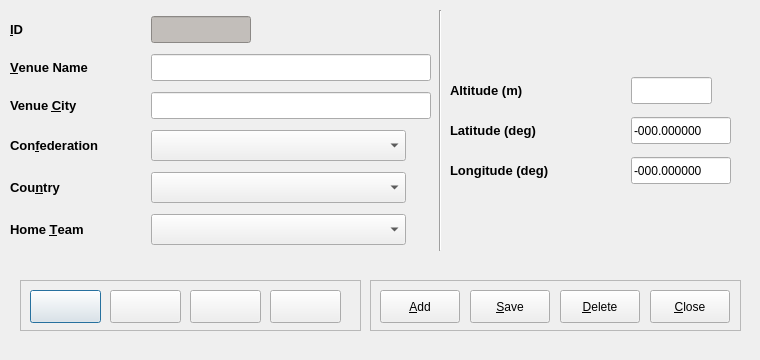
First picture: the form in code/pyqt/gui/venue_entry.ui, repository soccermetrics/marcotti-desktop, before the edit.
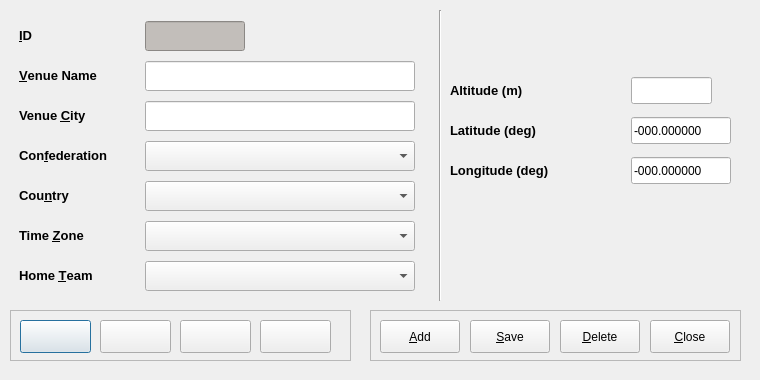
Second picture: the form after the edit. Icons and pictures are not drawn.

Commit message: Enlarged Venues dialog and added time zone combobox (Closed #15)

Patch:
```diff
--- a/code/pyqt/gui/venue_entry.ui
+++ b/code/pyqt/gui/venue_entry.ui
@@ -7,19 +7,19 @@
     <x>0</x>
     <y>0</y>
     <width>760</width>
-    <height>360</height>
+    <height>380</height>
    </rect>
   </property>
   <property name="minimumSize">
    <size>
     <width>760</width>
-    <height>360</height>
+    <height>380</height>
    </size>
   </property>
   <property name="maximumSize">
    <size>
     <width>760</width>
-    <height>360</height>
+    <height>380</height>
    </size>
   </property>
   <property name="windowTitle">
@@ -28,8 +28,8 @@
   <widget class="QFrame" name="frame_2">
    <property name="geometry">
     <rect>
-     <x>20</x>
-     <y>280</y>
+     <x>10</x>
+     <y>310</y>
      <width>341</width>
      <height>51</height>
     </rect>
@@ -151,223 +151,13 @@
      <x>430</x>
      <y>10</y>
      <width>20</width>
-     <height>241</height>
+     <height>291</height>
     </rect>
    </property>
    <property name="orientation">
     <enum>Qt::Vertical</enum>
    </property>
   </widget>
-  <widget class="QWidget" name="layoutWidget">
-   <property name="geometry">
-    <rect>
-     <x>10</x>
-     <y>11</y>
-     <width>421</width>
-     <height>241</height>
-    </rect>
-   </property>
-   <layout class="QGridLayout" name="gridLayout">
-    <item row="0" column="0">
-     <widget class="QLabel" name="label">
-      <property name="text">
-       <string>&lt;!DOCTYPE HTML PUBLIC &quot;-//W3C//DTD HTML 4.0//EN&quot; &quot;http://www.w3.org/TR/REC-html40/strict.dtd&quot;&gt;
-&lt;html&gt;&lt;head&gt;&lt;meta name=&quot;qrichtext&quot; content=&quot;1&quot; /&gt;&lt;style type=&quot;text/css&quot;&gt;
-p, li { white-space: pre-wrap; }
-&lt;/style&gt;&lt;/head&gt;&lt;body style=&quot; font-family:'Sans Serif'; font-size:10pt; font-weight:400; font-style:normal;&quot;&gt;
-&lt;p style=&quot; margin-top:0px; margin-bottom:0px; margin-left:0px; margin-right:0px; -qt-block-indent:0; text-indent:0px;&quot;&gt;&lt;span style=&quot; font-weight:600;&quot;&gt;&amp;amp;ID&lt;/span&gt;&lt;/p&gt;&lt;/body&gt;&lt;/html&gt;</string>
-      </property>
-      <property name="buddy">
-       <cstring>venueID_display</cstring>
-      </property>
-     </widget>
-    </item>
-    <item row="0" column="1">
-     <widget class="QLineEdit" name="venueID_display">
-      <property name="maximumSize">
-       <size>
-        <width>100</width>
-        <height>27</height>
-       </size>
-      </property>
-      <property name="styleSheet">
-       <string notr="true">background-color: rgb(194, 190, 186);</string>
-      </property>
-      <property name="readOnly">
-       <bool>true</bool>
-      </property>
-     </widget>
-    </item>
-    <item row="1" column="0">
-     <widget class="QLabel" name="label_4">
-      <property name="text">
-       <string>&lt;!DOCTYPE HTML PUBLIC &quot;-//W3C//DTD HTML 4.0//EN&quot; &quot;http://www.w3.org/TR/REC-html40/strict.dtd&quot;&gt;
-&lt;html&gt;&lt;head&gt;&lt;meta name=&quot;qrichtext&quot; content=&quot;1&quot; /&gt;&lt;style type=&quot;text/css&quot;&gt;
-p, li { white-space: pre-wrap; }
-&lt;/style&gt;&lt;/head&gt;&lt;body style=&quot; font-family:'Sans Serif'; font-size:10pt; font-weight:400; font-style:normal;&quot;&gt;
-&lt;p style=&quot; margin-top:0px; margin-bottom:0px; margin-left:0px; margin-right:0px; -qt-block-indent:0; text-indent:0px;&quot;&gt;&lt;span style=&quot; font-weight:600;&quot;&gt;&amp;amp;Venue Name&lt;/span&gt;&lt;/p&gt;&lt;/body&gt;&lt;/html&gt;</string>
-      </property>
-      <property name="buddy">
-       <cstring>venueNameEdit</cstring>
-      </property>
-     </widget>
-    </item>
-    <item row="1" column="1">
-     <widget class="QLineEdit" name="venueNameEdit">
-      <property name="minimumSize">
-       <size>
-        <width>280</width>
-        <height>27</height>
-       </size>
-      </property>
-      <property name="maximumSize">
-       <size>
-        <width>280</width>
-        <height>27</height>
-       </size>
-      </property>
-      <property name="toolTip">
-       <string>Name of football venue</string>
-      </property>
-     </widget>
-    </item>
-    <item row="2" column="0">
-     <widget class="QLabel" name="label_5">
-      <property name="text">
-       <string>&lt;!DOCTYPE HTML PUBLIC &quot;-//W3C//DTD HTML 4.0//EN&quot; &quot;http://www.w3.org/TR/REC-html40/strict.dtd&quot;&gt;
-&lt;html&gt;&lt;head&gt;&lt;meta name=&quot;qrichtext&quot; content=&quot;1&quot; /&gt;&lt;style type=&quot;text/css&quot;&gt;
-p, li { white-space: pre-wrap; }
-&lt;/style&gt;&lt;/head&gt;&lt;body style=&quot; font-family:'Sans Serif'; font-size:10pt; font-weight:400; font-style:normal;&quot;&gt;
-&lt;p style=&quot; margin-top:0px; margin-bottom:0px; margin-left:0px; margin-right:0px; -qt-block-indent:0; text-indent:0px;&quot;&gt;&lt;span style=&quot; font-weight:600;&quot;&gt;Venue &amp;amp;City&lt;/span&gt;&lt;/p&gt;&lt;/body&gt;&lt;/html&gt;</string>
-      </property>
-      <property name="buddy">
-       <cstring>venueCityEdit</cstring>
-      </property>
-     </widget>
-    </item>
-    <item row="2" column="1">
-     <widget class="QLineEdit" name="venueCityEdit">
-      <property name="minimumSize">
-       <size>
-        <width>280</width>
-        <height>27</height>
-       </size>
-      </property>
-      <property name="maximumSize">
-       <size>
-        <width>280</width>
-        <height>27</height>
-       </size>
-      </property>
-      <property name="toolTip">
-       <string>City of football venue</string>
-      </property>
-     </widget>
-    </item>
-    <item row="3" column="0">
-     <widget class="QLabel" name="label_6">
-      <property name="text">
-       <string>&lt;!DOCTYPE HTML PUBLIC &quot;-//W3C//DTD HTML 4.0//EN&quot; &quot;http://www.w3.org/TR/REC-html40/strict.dtd&quot;&gt;
-&lt;html&gt;&lt;head&gt;&lt;meta name=&quot;qrichtext&quot; content=&quot;1&quot; /&gt;&lt;style type=&quot;text/css&quot;&gt;
-p, li { white-space: pre-wrap; }
-&lt;/style&gt;&lt;/head&gt;&lt;body style=&quot; font-family:'Sans Serif'; font-size:10pt; font-weight:400; font-style:normal;&quot;&gt;
-&lt;p style=&quot; margin-top:0px; margin-bottom:0px; margin-left:0px; margin-right:0px; -qt-block-indent:0; text-indent:0px;&quot;&gt;&lt;span style=&quot; font-weight:600;&quot;&gt;Con&amp;amp;federation&lt;/span&gt;&lt;/p&gt;&lt;/body&gt;&lt;/html&gt;</string>
-      </property>
-      <property name="buddy">
-       <cstring>venueConfedSelect</cstring>
-      </property>
-     </widget>
-    </item>
-    <item row="3" column="1">
-     <widget class="QComboBox" name="venueConfedSelect">
-      <property name="minimumSize">
-       <size>
-        <width>255</width>
-        <height>31</height>
-       </size>
-      </property>
-      <property name="maximumSize">
-       <size>
-        <width>255</width>
-        <height>31</height>
-       </size>
-      </property>
-      <property name="toolTip">
-       <string>Football confederation</string>
-      </property>
-      <property name="whatsThis">
-       <string/>
-      </property>
-     </widget>
-    </item>
-    <item row="4" column="0">
-     <widget class="QLabel" name="label_3">
-      <property name="text">
-       <string>&lt;!DOCTYPE HTML PUBLIC &quot;-//W3C//DTD HTML 4.0//EN&quot; &quot;http://www.w3.org/TR/REC-html40/strict.dtd&quot;&gt;
-&lt;html&gt;&lt;head&gt;&lt;meta name=&quot;qrichtext&quot; content=&quot;1&quot; /&gt;&lt;style type=&quot;text/css&quot;&gt;
-p, li { white-space: pre-wrap; }
-&lt;/style&gt;&lt;/head&gt;&lt;body style=&quot; font-family:'Sans Serif'; font-size:10pt; font-weight:400; font-style:normal;&quot;&gt;
-&lt;p style=&quot; margin-top:0px; margin-bottom:0px; margin-left:0px; margin-right:0px; -qt-block-indent:0; text-indent:0px;&quot;&gt;&lt;span style=&quot; font-weight:600;&quot;&gt;Cou&amp;amp;ntry&lt;/span&gt;&lt;/p&gt;&lt;/body&gt;&lt;/html&gt;</string>
-      </property>
-      <property name="buddy">
-       <cstring>venueCountrySelect</cstring>
-      </property>
-     </widget>
-    </item>
-    <item row="4" column="1">
-     <widget class="QComboBox" name="venueCountrySelect">
-      <property name="minimumSize">
-       <size>
-        <width>255</width>
-        <height>31</height>
-       </size>
-      </property>
-      <property name="maximumSize">
-       <size>
-        <width>255</width>
-        <height>31</height>
-       </size>
-      </property>
-      <property name="toolTip">
-       <string>Country of football venue</string>
-      </property>
-     </widget>
-    </item>
-    <item row="5" column="0">
-     <widget class="QLabel" name="label_2">
-      <property name="text">
-       <string>&lt;!DOCTYPE HTML PUBLIC &quot;-//W3C//DTD HTML 4.0//EN&quot; &quot;http://www.w3.org/TR/REC-html40/strict.dtd&quot;&gt;
-&lt;html&gt;&lt;head&gt;&lt;meta name=&quot;qrichtext&quot; content=&quot;1&quot; /&gt;&lt;style type=&quot;text/css&quot;&gt;
-p, li { white-space: pre-wrap; }
-&lt;/style&gt;&lt;/head&gt;&lt;body style=&quot; font-family:'Sans Serif'; font-size:10pt; font-weight:400; font-style:normal;&quot;&gt;
-&lt;p style=&quot; margin-top:0px; margin-bottom:0px; margin-left:0px; margin-right:0px; -qt-block-indent:0; text-indent:0px;&quot;&gt;&lt;span style=&quot; font-weight:600;&quot;&gt;Home &amp;amp;Team&lt;/span&gt;&lt;/p&gt;&lt;/body&gt;&lt;/html&gt;</string>
-      </property>
-      <property name="buddy">
-       <cstring>venueTeamSelect</cstring>
-      </property>
-     </widget>
-    </item>
-    <item row="5" column="1">
-     <widget class="QComboBox" name="venueTeamSelect">
-      <property name="minimumSize">
-       <size>
-        <width>255</width>
-        <height>31</height>
-       </size>
-      </property>
-      <property name="maximumSize">
-       <size>
-        <width>255</width>
-        <height>31</height>
-       </size>
-      </property>
-      <property name="toolTip">
-       <string>Home team of football venue</string>
-      </property>
-     </widget>
-    </item>
-   </layout>
-  </widget>
   <widget class="QWidget" name="layoutWidget">
    <property name="geometry">
     <rect>
@@ -507,7 +297,7 @@
    <property name="geometry">
     <rect>
      <x>370</x>
-     <y>280</y>
+     <y>310</y>
      <width>371</width>
      <height>51</height>
     </rect>
@@ -653,6 +443,339 @@
     </property>
    </widget>
   </widget>
+  <widget class="QWidget" name="">
+   <property name="geometry">
+    <rect>
+     <x>19</x>
+     <y>17</y>
+     <width>398</width>
+     <height>281</height>
+    </rect>
+   </property>
+   <layout class="QGridLayout" name="gridLayout">
+    <item row="0" column="0">
+     <widget class="QLabel" name="label">
+      <property name="minimumSize">
+       <size>
+        <width>20</width>
+        <height>20</height>
+       </size>
+      </property>
+      <property name="maximumSize">
+       <size>
+        <width>20</width>
+        <height>20</height>
+       </size>
+      </property>
+      <property name="text">
+       <string>&lt;!DOCTYPE HTML PUBLIC &quot;-//W3C//DTD HTML 4.0//EN&quot; &quot;http://www.w3.org/TR/REC-html40/strict.dtd&quot;&gt;
+&lt;html&gt;&lt;head&gt;&lt;meta name=&quot;qrichtext&quot; content=&quot;1&quot; /&gt;&lt;style type=&quot;text/css&quot;&gt;
+p, li { white-space: pre-wrap; }
+&lt;/style&gt;&lt;/head&gt;&lt;body style=&quot; font-family:'Sans Serif'; font-size:10pt; font-weight:400; font-style:normal;&quot;&gt;
+&lt;p style=&quot; margin-top:0px; margin-bottom:0px; margin-left:0px; margin-right:0px; -qt-block-indent:0; text-indent:0px;&quot;&gt;&lt;span style=&quot; font-weight:600;&quot;&gt;&amp;amp;ID&lt;/span&gt;&lt;/p&gt;&lt;/body&gt;&lt;/html&gt;</string>
+      </property>
+      <property name="buddy">
+       <cstring>venueID_display</cstring>
+      </property>
+     </widget>
+    </item>
+    <item row="0" column="1">
+     <widget class="QLineEdit" name="venueID_display">
+      <property name="minimumSize">
+       <size>
+        <width>100</width>
+        <height>30</height>
+       </size>
+      </property>
+      <property name="maximumSize">
+       <size>
+        <width>100</width>
+        <height>30</height>
+       </size>
+      </property>
+      <property name="styleSheet">
+       <string notr="true">background-color: rgb(194, 190, 186);</string>
+      </property>
+      <property name="readOnly">
+       <bool>true</bool>
+      </property>
+     </widget>
+    </item>
+    <item row="1" column="0">
+     <widget class="QLabel" name="label_4">
+      <property name="minimumSize">
+       <size>
+        <width>100</width>
+        <height>20</height>
+       </size>
+      </property>
+      <property name="maximumSize">
+       <size>
+        <width>100</width>
+        <height>20</height>
+       </size>
+      </property>
+      <property name="text">
+       <string>&lt;!DOCTYPE HTML PUBLIC &quot;-//W3C//DTD HTML 4.0//EN&quot; &quot;http://www.w3.org/TR/REC-html40/strict.dtd&quot;&gt;
+&lt;html&gt;&lt;head&gt;&lt;meta name=&quot;qrichtext&quot; content=&quot;1&quot; /&gt;&lt;style type=&quot;text/css&quot;&gt;
+p, li { white-space: pre-wrap; }
+&lt;/style&gt;&lt;/head&gt;&lt;body style=&quot; font-family:'Sans Serif'; font-size:10pt; font-weight:400; font-style:normal;&quot;&gt;
+&lt;p style=&quot; margin-top:0px; margin-bottom:0px; margin-left:0px; margin-right:0px; -qt-block-indent:0; text-indent:0px;&quot;&gt;&lt;span style=&quot; font-weight:600;&quot;&gt;&amp;amp;Venue Name&lt;/span&gt;&lt;/p&gt;&lt;/body&gt;&lt;/html&gt;</string>
+      </property>
+      <property name="buddy">
+       <cstring>venueNameEdit</cstring>
+      </property>
+     </widget>
+    </item>
+    <item row="1" column="1">
+     <widget class="QLineEdit" name="venueNameEdit">
+      <property name="minimumSize">
+       <size>
+        <width>270</width>
+        <height>30</height>
+       </size>
+      </property>
+      <property name="maximumSize">
+       <size>
+        <width>270</width>
+        <height>30</height>
+       </size>
+      </property>
+      <property name="toolTip">
+       <string>Name of football venue</string>
+      </property>
+     </widget>
+    </item>
+    <item row="2" column="0">
+     <widget class="QLabel" name="label_5">
+      <property name="minimumSize">
+       <size>
+        <width>80</width>
+        <height>20</height>
+       </size>
+      </property>
+      <property name="maximumSize">
+       <size>
+        <width>80</width>
+        <height>20</height>
+       </size>
+      </property>
+      <property name="text">
+       <string>&lt;!DOCTYPE HTML PUBLIC &quot;-//W3C//DTD HTML 4.0//EN&quot; &quot;http://www.w3.org/TR/REC-html40/strict.dtd&quot;&gt;
+&lt;html&gt;&lt;head&gt;&lt;meta name=&quot;qrichtext&quot; content=&quot;1&quot; /&gt;&lt;style type=&quot;text/css&quot;&gt;
+p, li { white-space: pre-wrap; }
+&lt;/style&gt;&lt;/head&gt;&lt;body style=&quot; font-family:'Sans Serif'; font-size:10pt; font-weight:400; font-style:normal;&quot;&gt;
+&lt;p style=&quot; margin-top:0px; margin-bottom:0px; margin-left:0px; margin-right:0px; -qt-block-indent:0; text-indent:0px;&quot;&gt;&lt;span style=&quot; font-weight:600;&quot;&gt;Venue &amp;amp;City&lt;/span&gt;&lt;/p&gt;&lt;/body&gt;&lt;/html&gt;</string>
+      </property>
+      <property name="buddy">
+       <cstring>venueCityEdit</cstring>
+      </property>
+     </widget>
+    </item>
+    <item row="2" column="1">
+     <widget class="QLineEdit" name="venueCityEdit">
+      <property name="minimumSize">
+       <size>
+        <width>270</width>
+        <height>30</height>
+       </size>
+      </property>
+      <property name="maximumSize">
+       <size>
+        <width>270</width>
+        <height>30</height>
+       </size>
+      </property>
+      <property name="toolTip">
+       <string>City of football venue</string>
+      </property>
+     </widget>
+    </item>
+    <item row="3" column="0">
+     <widget class="QLabel" name="label_6">
+      <property name="minimumSize">
+       <size>
+        <width>120</width>
+        <height>20</height>
+       </size>
+      </property>
+      <property name="maximumSize">
+       <size>
+        <width>120</width>
+        <height>20</height>
+       </size>
+      </property>
+      <property name="text">
+       <string>&lt;!DOCTYPE HTML PUBLIC &quot;-//W3C//DTD HTML 4.0//EN&quot; &quot;http://www.w3.org/TR/REC-html40/strict.dtd&quot;&gt;
+&lt;html&gt;&lt;head&gt;&lt;meta name=&quot;qrichtext&quot; content=&quot;1&quot; /&gt;&lt;style type=&quot;text/css&quot;&gt;
+p, li { white-space: pre-wrap; }
+&lt;/style&gt;&lt;/head&gt;&lt;body style=&quot; font-family:'Sans Serif'; font-size:10pt; font-weight:400; font-style:normal;&quot;&gt;
+&lt;p style=&quot; margin-top:0px; margin-bottom:0px; margin-left:0px; margin-right:0px; -qt-block-indent:0; text-indent:0px;&quot;&gt;&lt;span style=&quot; font-weight:600;&quot;&gt;Con&amp;amp;federation&lt;/span&gt;&lt;/p&gt;&lt;/body&gt;&lt;/html&gt;</string>
+      </property>
+      <property name="buddy">
+       <cstring>venueConfedSelect</cstring>
+      </property>
+     </widget>
+    </item>
+    <item row="3" column="1">
+     <widget class="QComboBox" name="venueConfedSelect">
+      <property name="minimumSize">
+       <size>
+        <width>270</width>
+        <height>30</height>
+       </size>
+      </property>
+      <property name="maximumSize">
+       <size>
+        <width>270</width>
+        <height>30</height>
+       </size>
+      </property>
+      <property name="toolTip">
+       <string>Football confederation</string>
+      </property>
+      <property name="whatsThis">
+       <string/>
+      </property>
+     </widget>
+    </item>
+    <item row="4" column="0">
+     <widget class="QLabel" name="label_3">
+      <property name="minimumSize">
+       <size>
+        <width>60</width>
+        <height>20</height>
+       </size>
+      </property>
+      <property name="maximumSize">
+       <size>
+        <width>60</width>
+        <height>20</height>
+       </size>
+      </property>
+      <property name="text">
+       <string>&lt;!DOCTYPE HTML PUBLIC &quot;-//W3C//DTD HTML 4.0//EN&quot; &quot;http://www.w3.org/TR/REC-html40/strict.dtd&quot;&gt;
+&lt;html&gt;&lt;head&gt;&lt;meta name=&quot;qrichtext&quot; content=&quot;1&quot; /&gt;&lt;style type=&quot;text/css&quot;&gt;
+p, li { white-space: pre-wrap; }
+&lt;/style&gt;&lt;/head&gt;&lt;body style=&quot; font-family:'Sans Serif'; font-size:10pt; font-weight:400; font-style:normal;&quot;&gt;
+&lt;p style=&quot; margin-top:0px; margin-bottom:0px; margin-left:0px; margin-right:0px; -qt-block-indent:0; text-indent:0px;&quot;&gt;&lt;span style=&quot; font-weight:600;&quot;&gt;Cou&amp;amp;ntry&lt;/span&gt;&lt;/p&gt;&lt;/body&gt;&lt;/html&gt;</string>
+      </property>
+      <property name="buddy">
+       <cstring>venueCountrySelect</cstring>
+      </property>
+     </widget>
+    </item>
+    <item row="4" column="1">
+     <widget class="QComboBox" name="venueCountrySelect">
+      <property name="minimumSize">
+       <size>
+        <width>270</width>
+        <height>30</height>
+       </size>
+      </property>
+      <property name="maximumSize">
+       <size>
+        <width>270</width>
+        <height>30</height>
+       </size>
+      </property>
+      <property name="toolTip">
+       <string>Country of football venue</string>
+      </property>
+     </widget>
+    </item>
+    <item row="5" column="0">
+     <widget class="QLabel" name="label_10">
+      <property name="minimumSize">
+       <size>
+        <width>90</width>
+        <height>20</height>
+       </size>
+      </property>
+      <property name="maximumSize">
+       <size>
+        <width>90</width>
+        <height>20</height>
+       </size>
+      </property>
+      <property name="text">
+       <string>&lt;!DOCTYPE HTML PUBLIC &quot;-//W3C//DTD HTML 4.0//EN&quot; &quot;http://www.w3.org/TR/REC-html40/strict.dtd&quot;&gt;
+&lt;html&gt;&lt;head&gt;&lt;meta name=&quot;qrichtext&quot; content=&quot;1&quot; /&gt;&lt;style type=&quot;text/css&quot;&gt;
+p, li { white-space: pre-wrap; }
+&lt;/style&gt;&lt;/head&gt;&lt;body style=&quot; font-family:'Sans'; font-size:10pt; font-weight:400; font-style:normal;&quot;&gt;
+&lt;p style=&quot; margin-top:0px; margin-bottom:0px; margin-left:0px; margin-right:0px; -qt-block-indent:0; text-indent:0px;&quot;&gt;&lt;span style=&quot; font-family:'Sans Serif'; font-weight:600;&quot;&gt;Time &amp;amp;Zone&lt;/span&gt;&lt;/p&gt;&lt;/body&gt;&lt;/html&gt;</string>
+      </property>
+      <property name="buddy">
+       <cstring>venueTeamSelect</cstring>
+      </property>
+     </widget>
+    </item>
+    <item row="5" column="1">
+     <widget class="QComboBox" name="venueTimezoneSelect">
+      <property name="minimumSize">
+       <size>
+        <width>270</width>
+        <height>30</height>
+       </size>
+      </property>
+      <property name="maximumSize">
+       <size>
+        <width>270</width>
+        <height>30</height>
+       </size>
+      </property>
+      <property name="toolTip">
+       <string>Time zone of football venue</string>
+      </property>
+     </widget>
+    </item>
+    <item row="6" column="0">
+     <widget class="QLabel" name="label_2">
+      <property name="minimumSize">
+       <size>
+        <width>90</width>
+        <height>20</height>
+       </size>
+      </property>
+      <property name="maximumSize">
+       <size>
+        <width>90</width>
+        <height>20</height>
+       </size>
+      </property>
+      <property name="text">
+       <string>&lt;!DOCTYPE HTML PUBLIC &quot;-//W3C//DTD HTML 4.0//EN&quot; &quot;http://www.w3.org/TR/REC-html40/strict.dtd&quot;&gt;
+&lt;html&gt;&lt;head&gt;&lt;meta name=&quot;qrichtext&quot; content=&quot;1&quot; /&gt;&lt;style type=&quot;text/css&quot;&gt;
+p, li { white-space: pre-wrap; }
+&lt;/style&gt;&lt;/head&gt;&lt;body style=&quot; font-family:'Sans Serif'; font-size:10pt; font-weight:400; font-style:normal;&quot;&gt;
+&lt;p style=&quot; margin-top:0px; margin-bottom:0px; margin-left:0px; margin-right:0px; -qt-block-indent:0; text-indent:0px;&quot;&gt;&lt;span style=&quot; font-weight:600;&quot;&gt;Home &amp;amp;Team&lt;/span&gt;&lt;/p&gt;&lt;/body&gt;&lt;/html&gt;</string>
+      </property>
+      <property name="buddy">
+       <cstring>venueTeamSelect</cstring>
+      </property>
+     </widget>
+    </item>
+    <item row="6" column="1">
+     <widget class="QComboBox" name="venueTeamSelect">
+      <property name="minimumSize">
+       <size>
+        <width>270</width>
+        <height>30</height>
+       </size>
+      </property>
+      <property name="maximumSize">
+       <size>
+        <width>270</width>
+        <height>30</height>
+       </size>
+      </property>
+      <property name="toolTip">
+       <string>Home team of football venue</string>
+      </property>
+     </widget>
+    </item>
+   </layout>
+  </widget>
  </widget>
  <resources>
   <include location="fmrd_resources.qrc"/>
```
